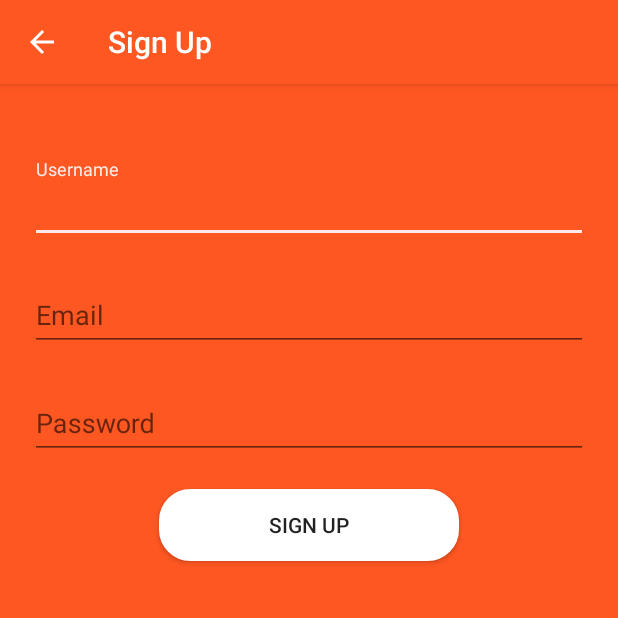
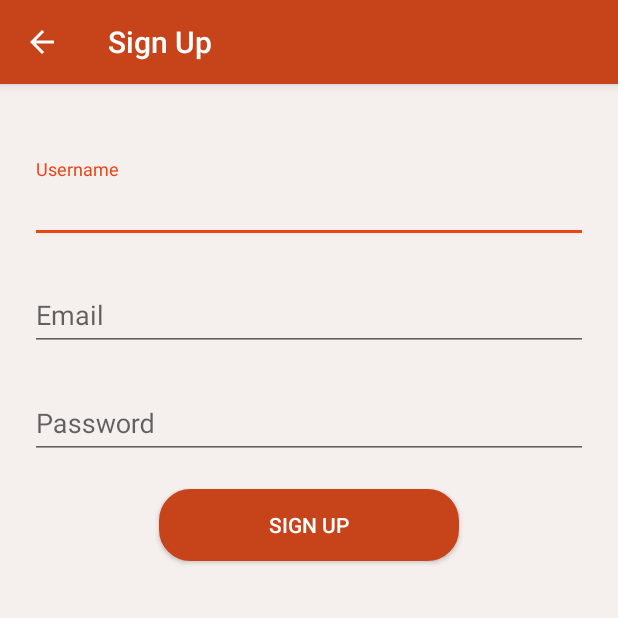
Before and after one commit to Phantomape/courses-columbia, an Android app: the SignUpActivity screen opened directly, with no data from a screen before it, on a phone screen of 412 x 824 dp, the top half of it. Run offline under Robolectric (Android 15) with nearby library versions, the light colour scheme and no system bars.

Commit message:
change color palette

```diff
--- a/app/src/main/java/com/eathere/cc/eathere/GlideSimpleAdapter.java
+++ b/app/src/main/java/com/eathere/cc/eathere/GlideSimpleAdapter.java
@@ -11,9 +11,6 @@ import com.bumptech.glide.Glide;
 import java.util.List;
 import java.util.Map;
 
-/**
- * Created by capri on 12/22/16.
- */
 
 public class GlideSimpleAdapter extends SimpleAdapter {
     private Context context;
@@ -32,7 +29,7 @@ public class GlideSimpleAdapter extends SimpleAdapter {
     public View getView(int position, View convertView, ViewGroup parent) {
         View view = super.getView(position, convertView, parent);
         ImageView imageView = (ImageView) view.findViewById(R.id.pic);
-        Glide.with(context).load(picUrls[position]).placeholder(android.R.drawable.ic_menu_search).into(imageView);
+        Glide.with(context).load(picUrls[position]).placeholder(R.drawable.ic_restaurant).into(imageView);
         return view;
     }
 }
--- a/app/src/main/java/com/eathere/cc/eathere/MainActivity.java
+++ b/app/src/main/java/com/eathere/cc/eathere/MainActivity.java
@@ -99,7 +99,7 @@ public class MainActivity extends AppCompatActivity {
 
     private void setupTabIcons() {
         tabLayout.getTabAt(0).setIcon(R.drawable.ic_search);
-        tabLayout.getTabAt(1).setIcon(R.drawable.ic_recommend);
+        tabLayout.getTabAt(1).setIcon(R.drawable.ic_favorite);
         tabLayout.getTabAt(2).setIcon(R.drawable.ic_me);
     }
 
--- a/app/src/main/res/drawable/arc_button.xml
+++ b/app/src/main/res/drawable/arc_button.xml
@@ -2,7 +2,7 @@
 <selector xmlns:android="http://schemas.android.com/apk/res/android">
     <item android:state_pressed="false">
         <shape>
-            <solid android:color="@android:color/white" />
+            <solid android:color="@color/colorPrimary" />
             <corners android:radius="20dp" />
             <padding
                 android:bottom="3dp"
@@ -11,7 +11,7 @@
                 android:top="3dp" />
             <stroke
                 android:width="2dp"
-                android:color="@android:color/white" />
+                android:color="@color/colorPrimary" />
         </shape>
     </item>
 
@@ -26,7 +26,7 @@
                 android:top="3dp" />
             <stroke
                 android:width="2dp"
-                android:color="@android:color/white" />
+                android:color="@color/colorAccent" />
         </shape>
     </item>
 </selector>
--- a/app/src/main/res/layout/activity_sign_in.xml
+++ b/app/src/main/res/layout/activity_sign_in.xml
@@ -26,7 +26,7 @@
         android:layout_width="match_parent"
         android:layout_height="match_parent"
         android:orientation="vertical"
-        android:background="@color/colorPrimary">
+        android:background="@color/windowBackground">
 
         <android.support.design.widget.TextInputLayout
             android:layout_width="match_parent"
@@ -63,6 +63,7 @@
             android:layout_margin="12dp"
             android:text="@string/activity_sign_in_sign_in"
             android:textSize="14sp"
+            android:textColor="@android:color/white"
             android:background="@drawable/arc_button"
             android:layout_gravity="center"/>
 
@@ -78,7 +79,7 @@
             android:layout_height="wrap_content"
             android:text="@string/activity_sign_in_account_creation"
             android:textSize="16sp"
-            android:textColor="@android:color/white"
+            android:textColor="@color/colorPrimary"
             android:layout_gravity="center"/>
 
     </LinearLayout>
--- a/app/src/main/res/layout/activity_sign_up.xml
+++ b/app/src/main/res/layout/activity_sign_up.xml
@@ -26,7 +26,7 @@
         android:layout_width="match_parent"
         android:layout_height="match_parent"
         android:orientation="vertical"
-        android:background="@color/colorPrimary">
+        android:background="@color/windowBackground">
 
         <android.support.design.widget.TextInputLayout
             android:layout_width="match_parent"
@@ -77,9 +77,9 @@
             android:layout_margin="12dp"
             android:text="@string/activity_sign_up_sign_up"
             android:textSize="14sp"
+            android:textColor="@android:color/white"
             android:background="@drawable/arc_button"
             android:layout_gravity="center" />
-
 
     </LinearLayout>
 
--- a/app/src/main/res/layout/fragment_me.xml
+++ b/app/src/main/res/layout/fragment_me.xml
@@ -4,7 +4,7 @@
     android:layout_width="match_parent"
     android:layout_height="match_parent"
     tools:context="com.eathere.cc.eathere.MeFragment"
-    android:background="@color/colorPrimary">
+    android:background="@color/windowBackground">
 
     <ImageView
         android:id="@+id/frag_me_user_avatar"
@@ -35,6 +35,7 @@
         android:layout_margin="12dp"
         android:text="@string/frag_me_sign_in"
         android:textSize="14sp"
+        android:textColor="@android:color/white"
         android:background="@drawable/arc_button" />
 
     <Button
@@ -46,6 +47,7 @@
         android:layout_margin="12dp"
         android:text="@string/frag_me_about"
         android:textSize="14sp"
+        android:textColor="@android:color/white"
         android:background="@drawable/arc_button" />
 
 </RelativeLayout>
--- a/app/src/main/res/values/colors.xml
+++ b/app/src/main/res/values/colors.xml
@@ -1,11 +1,11 @@
 <?xml version="1.0" encoding="utf-8"?>
 <resources>
-    <color name="colorPrimary">#FF5722</color>
-    <color name="colorPrimaryDark">#BF360C</color>
+    <color name="colorPrimary">#c7441b</color>
+    <color name="colorPrimaryDark">#8f290a</color>
     <color name="colorPrimaryLight">#ff7a22</color>
     <color name="textColorPrimary">#FFFFFF</color>
     <color name="textColorBlack">#000000</color>
     <color name="windowBackground">#c3f4ede9</color>
     <color name="navigationBarColor">#BF360C</color>
-    <color name="colorAccent">#fbe9e7</color>
+    <color name="colorAccent">#e94517</color>
 </resources>
```
Also changed, not shown: app/src/main/res/drawable-hdpi/ic_favorite.png (added), app/src/main/res/drawable-hdpi/ic_restaurant.png (added), app/src/main/res/drawable-mdpi/ic_favorite.png (added), app/src/main/res/drawable-mdpi/ic_restaurant.png (added), app/src/main/res/drawable-xhdpi/ic_favorite.png (added), app/src/main/res/drawable-xhdpi/ic_restaurant.png (added), app/src/main/res/drawable-xxhdpi/ic_favorite.png (added), app/src/main/res/drawable-xxhdpi/ic_restaurant.png (added).
